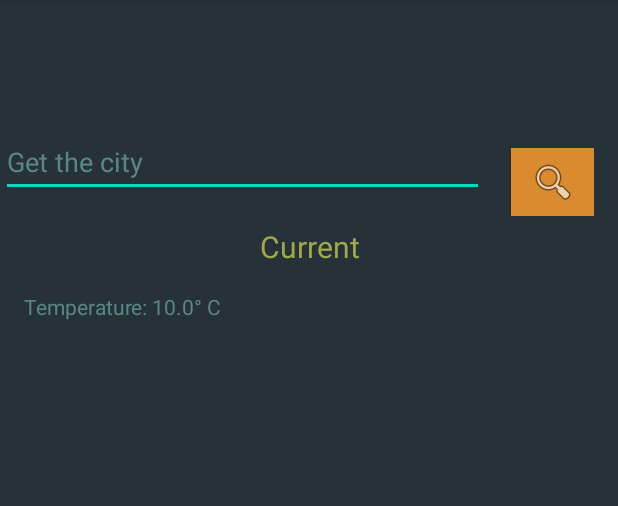
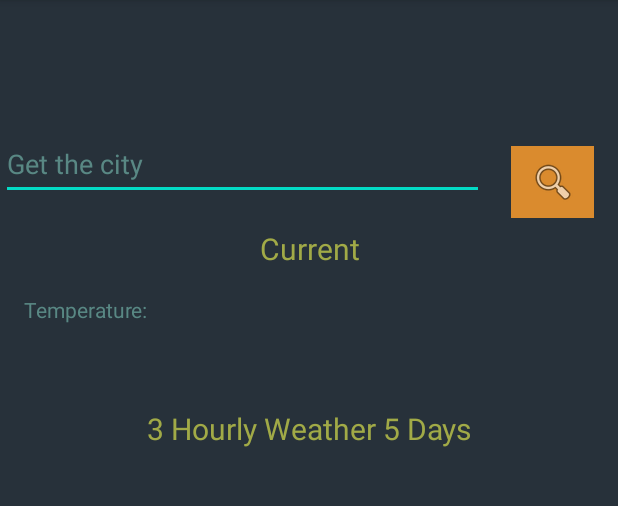
Before and after one commit to LessThanJunior/MobileApp, an Android app: the MainActivity screen opened directly, with no data from a screen before it, after a tap on an icon or button, on a phone screen of 412 x 824 dp, the part 84-590 px from its top. Run offline under Robolectric (Android 15) with nearby library versions, the phone set to English and light mode, and no system bars; our stand-ins replace Volley; network calls fail.

Commit message:
Add weather current

```diff
--- a/app/src/main/AndroidManifest.xml
+++ b/app/src/main/AndroidManifest.xml
@@ -5,6 +5,7 @@
     <uses-permission android:name="android.permission.ACCESS_NETWORK_STATE"/>
     <application
         android:allowBackup="true"
+        android:configChanges="orientation|keyboardHidden"
         android:dataExtractionRules="@xml/data_extraction_rules"
         android:fullBackupContent="@xml/backup_rules"
         android:icon="@mipmap/ic_launcher"
--- a/app/src/main/java/com/example/practice/MainActivity.java
+++ b/app/src/main/java/com/example/practice/MainActivity.java
@@ -4,16 +4,35 @@ import androidx.appcompat.app.AppCompatActivity;
 
 import android.content.Intent;
 import android.os.Bundle;
+import android.text.Editable;
+import android.text.TextWatcher;
 import android.view.View;
 import android.widget.EditText;
 import android.widget.ImageButton;
 import android.widget.TextView;
+import android.widget.Toast;
+
+import com.android.volley.Request;
+import com.android.volley.RequestQueue;
+import com.android.volley.Response;
+import com.android.volley.VolleyError;
+import com.android.volley.toolbox.StringRequest;
+import com.android.volley.toolbox.Volley;
+
+import org.json.JSONArray;
+import org.json.JSONException;
+import org.json.JSONObject;
 
 public class MainActivity extends AppCompatActivity {
     EditText edit_text;
     ImageButton image_button;
     TextView text_view;
-    double temp = 10;
+    String base_url_current = "https://api.openweathermap.org/data/2.5/weather?q="; //Current weather data
+    String url_current = "";
+    String base_url_hourly = "https://api.openweathermap.org/data/2.5/forecast?q="; //every 3 hour weather data for 5 days
+    String url_hourly = "";
+    String appid = "af9814fdc4609639a202b3c81a7b5d0f";
+    double temp;
     @Override
     protected void onCreate(Bundle savedInstanceState) {
         super.onCreate(savedInstanceState);
@@ -24,10 +43,50 @@ public class MainActivity extends AppCompatActivity {
         edit_text.setText(fName, TextView.BufferType.EDITABLE);
         image_button = (ImageButton)findViewById(R.id.imageButton);
         text_view = (TextView)findViewById(R.id.textView);
+        edit_text.addTextChangedListener(new TextWatcher() {
+            @Override
+            public void beforeTextChanged(CharSequence charSequence, int i, int i1, int i2) {
+                edit_text.setVisibility(View.VISIBLE);
+            }
+
+            @Override
+            public void onTextChanged(CharSequence charSequence, int i, int i1, int i2) {
+                edit_text.setVisibility(View.VISIBLE);
+            }
+
+            @Override
+            public void afterTextChanged(Editable editable) {
+                edit_text.setVisibility(View.VISIBLE);
+            }
+        });
         image_button.setOnClickListener(new View.OnClickListener() {
             @Override
             public void onClick(View view) {
-                text_view.setText("Temperature: " + temp + "° C");
+                url_current = base_url_current + edit_text.getText().toString() + "&appid=" + appid + "&units=metric";
+                StringRequest stringRequest = new StringRequest(Request.Method.GET, url_current, new Response.Listener<String>() {
+                    @Override
+                    public void onResponse(String response) {
+                        try {
+                            JSONObject jsonResponse = new JSONObject(response);
+                            JSONObject jsonObjectMain = jsonResponse.getJSONObject("main");
+                            temp = jsonObjectMain.getDouble("temp");
+                            JSONArray jsonWeatherArray = jsonResponse.getJSONArray("weather");
+                            JSONObject jsonWeatherObject = jsonWeatherArray.getJSONObject(0);
+                            String weather_info = jsonWeatherObject.getString("main");
+                            text_view.setText("Temperature: " + temp + "°С, " + weather_info);
+                        } catch (JSONException e) {
+                            e.printStackTrace();
+                        }
+                    }
+                }, new Response.ErrorListener() {
+                    @Override
+                    public void onErrorResponse(VolleyError error) {
+                        Toast.makeText(MainActivity.this, error.toString().trim(), Toast.LENGTH_SHORT).show();
+                    }
+                });
+                RequestQueue requestQueue = Volley.newRequestQueue(getApplicationContext());
+                requestQueue.add(stringRequest);
+
             }
         });
     }
--- a/app/src/main/java/com/example/practice/MapsActivity.java
+++ b/app/src/main/java/com/example/practice/MapsActivity.java
@@ -38,8 +38,6 @@ public class MapsActivity extends FragmentActivity implements OnMapReadyCallback
     private ActivityMapsBinding binding;
     public static final String EXTRA_CITY = "com.example.application.example.EXTRA_CITY";
     public String base_url = "https://api.openweathermap.org/geo/1.0/reverse"; //Geomapping
-    public String base_url2 = "https://api.openweathermap.org/data/2.5/weather"; //Current weather data
-    public String base_url3 = "https://api.openweathermap.org/data/2.5/forecast"; //every 3 hour weather data for 5 days
     public String url = ""; //Requested url
     public String appid = "af9814fdc4609639a202b3c81a7b5d0f";
     String mAddress = "";
--- a/app/src/main/res/layout/activity_main.xml
+++ b/app/src/main/res/layout/activity_main.xml
@@ -10,10 +10,12 @@
   <com.google.android.material.textfield.TextInputEditText
       android:id="@+id/textInputEditText"
       android:layout_width="322dp"
-      android:layout_height="46dp"
+      android:layout_height="48dp"
       android:layout_marginTop="85dp"
       android:layout_marginBottom="600dp"
+      android:ems="10"
       android:hint="@string/get_the_city"
+      android:inputType="text"
       android:minHeight="48dp"
       android:textColor="#FFFFFF"
       android:textColorHint="#598884"
@@ -27,7 +29,7 @@
   <ImageButton
       android:id="@+id/imageButton"
       android:layout_width="55dp"
-      android:layout_height="45dp"
+      android:layout_height="48dp"
       android:layout_marginTop="85dp"
       android:layout_marginEnd="16dp"
       android:layout_marginBottom="598dp"
@@ -41,17 +43,14 @@
 
   <TextView
       android:id="@+id/textView"
-      android:layout_width="161dp"
-      android:layout_height="21dp"
+      android:layout_width="394dp"
+      android:layout_height="33dp"
       android:layout_marginStart="16dp"
       android:layout_marginTop="63dp"
-      android:layout_marginEnd="234dp"
       android:layout_marginBottom="518dp"
       android:text="Temperature: "
       android:textColor="#598884"
       app:layout_constraintBottom_toBottomOf="parent"
-      app:layout_constraintEnd_toEndOf="parent"
-      app:layout_constraintHorizontal_bias="0.0"
       app:layout_constraintStart_toStartOf="parent"
       app:layout_constraintTop_toBottomOf="@+id/textInputEditText"
       app:layout_constraintVertical_bias="0.0" />
@@ -68,7 +67,24 @@
       android:textSize="20sp"
       app:layout_constraintBottom_toTopOf="@+id/textView"
       app:layout_constraintEnd_toEndOf="parent"
+      app:layout_constraintHorizontal_bias="0.0"
       app:layout_constraintStart_toStartOf="parent"
-      app:layout_constraintTop_toBottomOf="@+id/textInputEditText" />
+      app:layout_constraintTop_toBottomOf="@+id/textInputEditText"
+      app:layout_constraintVertical_bias="1.0" />
+
+  <TextView
+      android:id="@+id/hourly_weather_info"
+      android:layout_width="match_parent"
+      android:layout_height="31dp"
+      android:layout_marginTop="23dp"
+      android:layout_marginBottom="450dp"
+      android:gravity="center"
+      android:text="3 Hourly Weather 5 Days"
+      android:textColor="#A1AA47"
+      android:textSize="20sp"
+      app:layout_constraintBottom_toBottomOf="parent"
+      app:layout_constraintEnd_toEndOf="parent"
+      app:layout_constraintStart_toStartOf="parent"
+      app:layout_constraintTop_toBottomOf="@+id/textView" />
 
 </androidx.constraintlayout.widget.ConstraintLayout>
```
